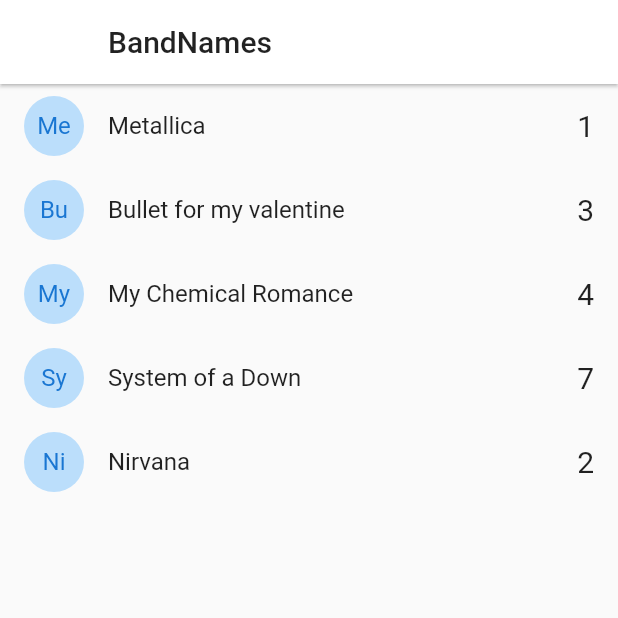
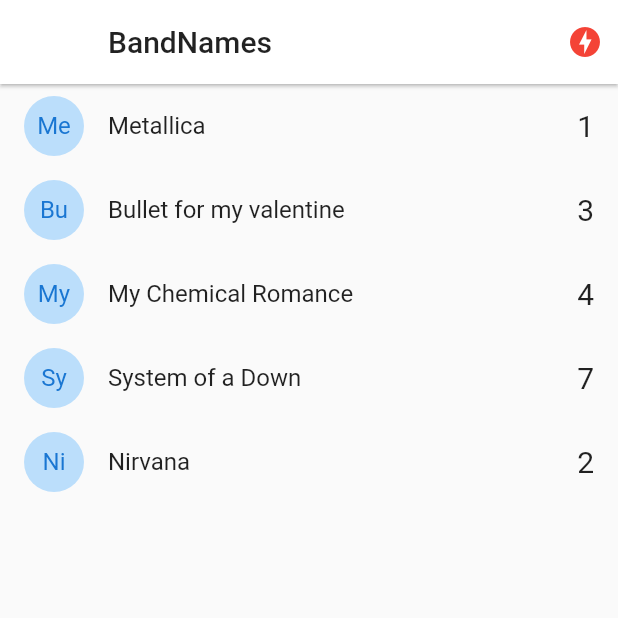
Before and after one commit to JimHuertas/bands-flutter-app, a Flutter app: the HomePage screen opened by its route, on a phone screen of 412 x 824 dp, the top half of it. Run offline on Flutter 3.47's test engine with Material 2 defaults, Android fonts, the phone set to English and light mode, and no system bars; our stand-ins replace socket_io_client; network calls fail.

Commit message:
adding a test button that comunicate clients, new packages used uuid, new icon that shows if client its connect with server

```diff
--- a/01-band-names-servers/package.json
+++ b/01-band-names-servers/package.json
@@ -14,6 +14,7 @@
   "dependencies": {
     "dotenv": "^16.0.1",
     "express": "^4.18.1",
-    "socket.io": "^4.5.1"
+    "socket.io": "^4.5.1",
+    "uuid": "^8.3.2"
   }
 }
--- a/01-band-names/lib/pages/home.dart
+++ b/01-band-names/lib/pages/home.dart
@@ -4,6 +4,8 @@
 import 'package:flutter/material.dart';
 
 import 'package:flutter_advance/models/band.dart';
+import 'package:flutter_advance/services/socket_service.dart';
+import 'package:provider/provider.dart';
 
 
 class HomePage extends StatefulWidget {
@@ -24,11 +26,24 @@
 
   @override
   Widget build(BuildContext context) {
+
+    final socketService = Provider.of<SocketService>(context);
+    final Icon _icon_status = (socketService.serverStatus == ServerStatus.Online)
+            ? Icon(Icons.check_circle, color: Colors.blue[300],)
+            : Icon(Icons.offline_bolt, color: Colors.red,);
     return Scaffold(
       appBar: AppBar(
         title: Text('BandNames', style: TextStyle(color: Colors.black87),),
         backgroundColor: Colors.white,
-        elevation: 1
+        elevation: 1,
+        actions: <Widget>[
+          Container(
+            margin: EdgeInsets.only(right: 10),
+
+            child: _icon_status
+
+          )
+        ],
       ),
       body: ListView.builder(
         itemCount: bands.length,
--- /dev/null
+++ b/01-band-names/lib/services/socket_service.dart
@@ -0,0 +1,46 @@
+import 'package:flutter/material.dart';
+import 'package:socket_io_client/socket_io_client.dart' as IO;
+enum ServerStatus{
+  Online,
+  Offline,
+  Connecting
+}
+
+class SocketService with ChangeNotifier{
+  ServerStatus _serverStatus = ServerStatus.Connecting;
+  late IO.Socket _socket;
+
+  ServerStatus get serverStatus => _serverStatus;
+
+  IO.Socket get socket => _socket;
+
+  SocketService(){
+    _initCongif();
+  }
+
+  void _initCongif(){
+    // Dart client
+    _socket = IO.io('http://localhost:3000/', {
+      'transports': ['websocket'],
+      'autoConnect': true,
+
+    });
+    _socket .on('connect', (_){
+      _serverStatus = ServerStatus.Online;
+      notifyListeners();
+    });
+
+    _socket .on('disconnect', (_){
+      _serverStatus = ServerStatus.Offline;
+      notifyListeners();
+    });
+
+    // socket.on('nuevo-mensaje', (payload){
+    //   print('nuevo-mensaje:\nNombre: ' + payload['nombre'] + '\nMensaje: ' + payload['mensaje']);
+    //   print(payload.containsKey('mensaje2') ? payload['mensaje2'] : 'No existe mensaje 2');
+    // });
+
+
+
+  }
+}
--- a/01-band-names/pubspec.yaml
+++ b/01-band-names/pubspec.yaml
@@ -34,6 +34,8 @@
   # The following adds the Cupertino Icons font to your application.
   # Use with the CupertinoIcons class for iOS style icons.
   cupertino_icons: ^1.0.2
+  socket_io_client: ^2.0.0
+  provider: ^6.0.3
 
 dev_dependencies:
   flutter_test:
```
Also changed, not shown: 01-band-names/lib/main.dart (+11 -2 lines), 01-band-names/lib/pages/status.dart (added, +35 -0 lines), 01-band-names-servers/package-lock.json, 01-band-names/pubspec.lock, 4 other files.
